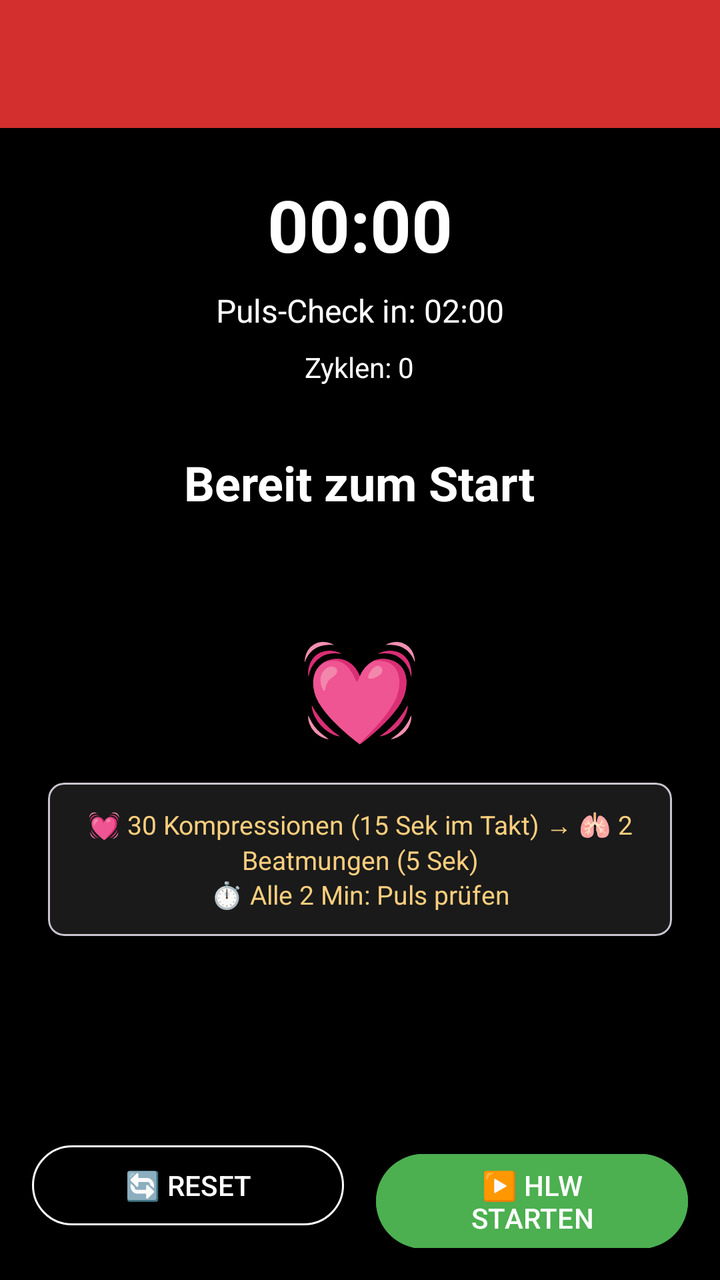
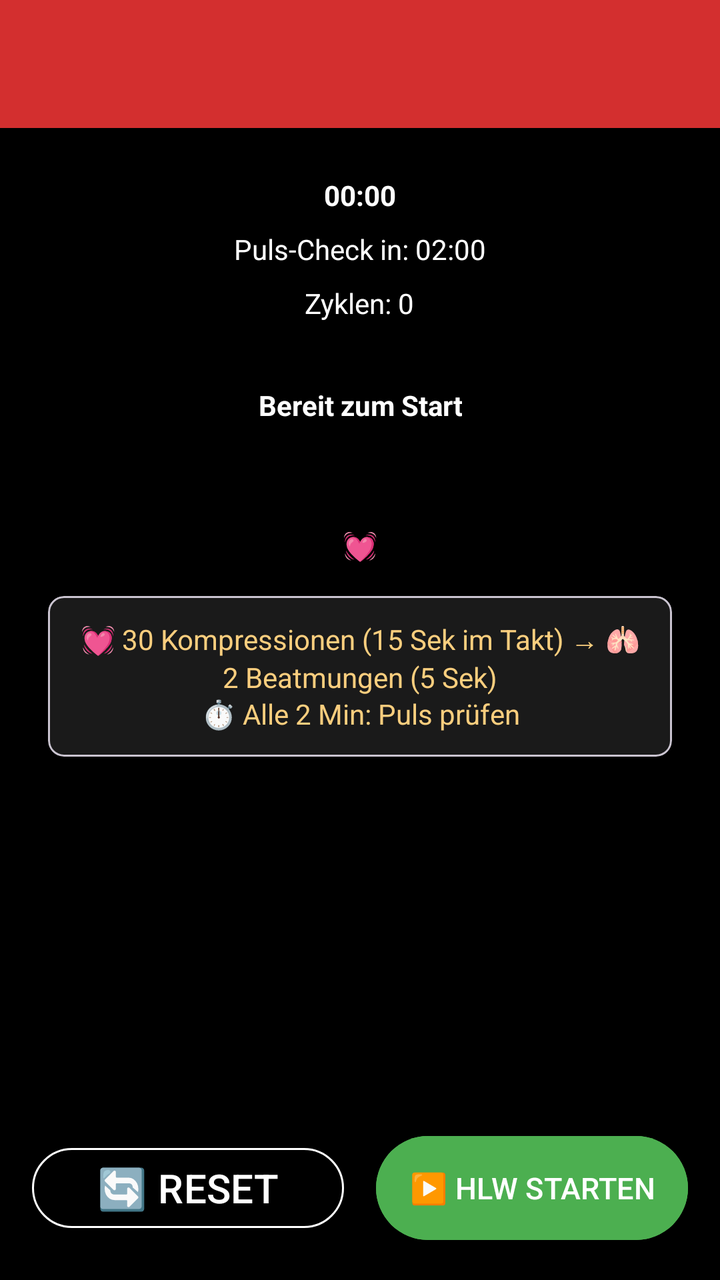

The first picture is an Android layout as it rendered before a commit; the second is the same layout after the commit. The layout source and the unified diff follow.
<!-- AndroidManifest.xml: application theme Theme.HundeWildnis -->
<!-- res/layout/activity_hlw_timer.xml -->
<?xml version="1.0" encoding="utf-8"?>
<androidx.coordinatorlayout.widget.CoordinatorLayout
    xmlns:android="http://schemas.android.com/apk/res/android"
    xmlns:app="http://schemas.android.com/apk/res-auto"
    android:layout_width="match_parent"
    android:layout_height="match_parent"
    android:background="#000000">

    <com.google.android.material.appbar.AppBarLayout
        android:layout_width="match_parent"
        android:layout_height="wrap_content"
        android:fitsSystemWindows="true">

        <com.google.android.material.appbar.MaterialToolbar
            android:id="@+id/toolbar"
            android:layout_width="match_parent"
            android:layout_height="?attr/actionBarSize"
            android:background="#d32f2f"
            app:titleTextColor="@android:color/white" />

    </com.google.android.material.appbar.AppBarLayout>

    <androidx.core.widget.NestedScrollView
        android:layout_width="match_parent"
        android:layout_height="match_parent"
        app:layout_behavior="@string/appbar_scrolling_view_behavior"
        android:paddingBottom="80dp"
        android:clipToPadding="false">

        <LinearLayout
            android:layout_width="match_parent"
            android:layout_height="wrap_content"
            android:orientation="vertical"
            android:gravity="center"
            android:padding="24dp">

            
            <TextView
                android:id="@+id/tvElapsedTime"
                android:layout_width="wrap_content"
                android:layout_height="wrap_content"
                android:text="00:00"
                android:textSize="36sp"
                android:textStyle="bold"
                android:textColor="#FFFFFF" />

            
            <TextView
                android:id="@+id/tvNextPulseCheck"
                android:layout_width="wrap_content"
                android:layout_height="wrap_content"
                android:layout_marginTop="8dp"
                android:text="Puls-Check in: 02:00"
                android:textSize="16sp"
                android:textColor="#FFFFFF" />

            
            <TextView
                android:id="@+id/tvCycleCount"
                android:layout_width="wrap_content"
                android:layout_height="wrap_content"
                android:layout_marginTop="8dp"
                android:text="Zyklen: 0"
                android:textSize="14sp"
                android:textColor="#FFFFFF" />

            
            <TextView
                android:id="@+id/tvInstructions"
                android:layout_width="wrap_content"
                android:layout_height="wrap_content"
                android:layout_marginTop="32dp"
                android:text="Bereit zum Start"
                android:textSize="24sp"
                android:textStyle="bold"
                android:textColor="#FFFFFF"
                android:gravity="center" />

            <TextView
                android:id="@+id/tvPhase"
                android:layout_width="wrap_content"
                android:layout_height="wrap_content"
                android:layout_marginTop="8dp"
                android:text=""
                android:textSize="16sp"
                android:textColor="#FFFFFF"
                android:gravity="center" />

            
            <TextView
                android:id="@+id/tvHeartBeat"
                android:layout_width="wrap_content"
                android:layout_height="wrap_content"
                android:layout_marginTop="24dp"
                android:text="💓"
                android:textSize="48sp" />

            
            <com.google.android.material.card.MaterialCardView
                android:id="@+id/cardCompressionPhase"
                android:layout_width="match_parent"
                android:layout_height="wrap_content"
                android:layout_marginTop="32dp"
                android:visibility="gone"
                app:cardBackgroundColor="#1a1a1a"
                app:cardElevation="4dp"
                app:cardCornerRadius="12dp">

                <LinearLayout
                    android:layout_width="match_parent"
                    android:layout_height="wrap_content"
                    android:orientation="vertical"
                    android:padding="20dp">

                    <TextView
                        android:id="@+id/tvPhaseTime"
                        android:layout_width="match_parent"
                        android:layout_height="wrap_content"
                        android:text="15 Sek"
                        android:textSize="32sp"
                        android:textStyle="bold"
                        android:textColor="#FFFFFF"
                        android:gravity="center" />

                    <TextView
                        android:id="@+id/tvCompressionCount"
                        android:layout_width="match_parent"
                        android:layout_height="wrap_content"
                        android:layout_marginTop="8dp"
                        android:text="0 / 30"
                        android:textSize="24sp"
                        android:textColor="#FFFFFF"
                        android:gravity="center" />

                    <ProgressBar
                        android:id="@+id/progressPhase"
                        style="@android:style/Widget.ProgressBar.Horizontal"
                        android:layout_width="match_parent"
                        android:layout_height="20dp"
                        android:layout_marginTop="12dp"
                        android:max="30"
                        android:progress="0"
                        android:progressTint="#4CAF50" />

                    <TextView
                        android:layout_width="match_parent"
                        android:layout_height="wrap_content"
                        android:layout_marginTop="12dp"
                        android:text="Folge dem Metronom-Takt!\n2 pro Sekunde"
                        android:textSize="14sp"
                        android:textColor="#AAAAAA"
                        android:gravity="center" />

                </LinearLayout>

            </com.google.android.material.card.MaterialCardView>

            
            <com.google.android.material.card.MaterialCardView
                android:id="@+id/cardVentilationPhase"
                android:layout_width="match_parent"
                android:layout_height="wrap_content"
                android:layout_marginTop="32dp"
                android:visibility="gone"
                app:cardBackgroundColor="#f57c00"
                app:cardElevation="8dp"
                app:cardCornerRadius="12dp">

                <LinearLayout
                    android:layout_width="match_parent"
                    android:layout_height="wrap_content"
                    android:orientation="vertical"
                    android:padding="24dp">

                    <TextView
                        android:id="@+id/tvVentilationTime"
                        android:layout_width="match_parent"
                        android:layout_height="wrap_content"
                        android:text="5 Sek"
                        android:textSize="32sp"
                        android:textStyle="bold"
                        android:textColor="#FFFFFF"
                        android:gravity="center" />

                    <TextView
                        android:layout_width="match_parent"
                        android:layout_height="wrap_content"
                        android:layout_marginTop="12dp"
                        android:text="🫁 JETZT BEATMEN!\n\n2x über die Nase\nMaul geschlossen halten"
                        android:textSize="18sp"
                        android:textStyle="bold"
                        android:textColor="#FFFFFF"
                        android:gravity="center" />

                </LinearLayout>

            </com.google.android.material.card.MaterialCardView>

            
            <com.google.android.material.card.MaterialCardView
                android:id="@+id/cardPulseCheck"
                android:layout_width="match_parent"
                android:layout_height="wrap_content"
                android:layout_marginTop="32dp"
                android:visibility="gone"
                app:cardBackgroundColor="#2196F3"
                app:cardElevation="8dp"
                app:cardCornerRadius="12dp">

                <TextView
                    android:layout_width="match_parent"
                    android:layout_height="wrap_content"
                    android:padding="24dp"
                    android:text="⏱️ PULS PRÜFEN!\n\nOberschenkelinnenseite\n15 Sekunden fühlen"
                    android:textSize="20sp"
                    android:textStyle="bold"
                    android:textColor="#FFFFFF"
                    android:gravity="center" />

            </com.google.android.material.card.MaterialCardView>

            
            <com.google.android.material.card.MaterialCardView
                android:layout_width="match_parent"
                android:layout_height="wrap_content"
                android:layout_marginTop="16dp"
                app:cardBackgroundColor="#1a1a1a"
                app:cardElevation="2dp"
                app:cardCornerRadius="8dp">

                <TextView
                    android:layout_width="match_parent"
                    android:layout_height="wrap_content"
                    android:padding="12dp"
                    android:text="💓 30 Kompressionen (15 Sek im Takt) → 🫁 2 Beatmungen (5 Sek)\n⏱️ Alle 2 Min: Puls prüfen"
                    android:textSize="13sp"
                    android:textColor="#FACE7E"
                    android:gravity="center"
                    android:lineSpacingExtra="2dp" />

            </com.google.android.material.card.MaterialCardView>

        </LinearLayout>

    </androidx.core.widget.NestedScrollView>

    
    <LinearLayout
        android:layout_width="match_parent"
        android:layout_height="wrap_content"
        android:layout_gravity="bottom"
        android:orientation="horizontal"
        android:padding="16dp"
        android:background="#000000">

        <com.google.android.material.button.MaterialButton
            android:id="@+id/btnReset"
            style="@style/Widget.Material3.Button.OutlinedButton"
            android:layout_width="0dp"
            android:layout_height="wrap_content"
            android:layout_weight="1"
            android:layout_marginEnd="8dp"
            android:text="🔄 RESET"
            android:textColor="#FFFFFF"
            app:strokeColor="#FFFFFF" />

        <com.google.android.material.button.MaterialButton
            android:id="@+id/btnStart"
            android:layout_width="0dp"
            android:layout_height="wrap_content"
            android:layout_weight="1"
            android:layout_marginStart="8dp"
            android:text="▶️ HLW STARTEN"
            android:backgroundTint="#4CAF50" />

    </LinearLayout>

</androidx.coordinatorlayout.widget.CoordinatorLayout>
<!-- resources referenced by this layout -->
<resources>
  <style name="Base.Theme.HundeWildnis" parent="Theme.Material3.Light.NoActionBar">
          <item name="colorPrimary">#2d5016</item>
          <item name="colorPrimaryVariant">#1a3009</item>
          <item name="colorOnPrimary">#FFFFFF</item>
          <item name="colorSecondary">#6b8e4e</item>
          <item name="colorSecondaryVariant">#4a6135</item>
          <item name="colorOnSecondary">#000000</item>
          <item name="android:statusBarColor">?attr/colorPrimaryVariant</item>
  
          <item name="android:navigationBarColor">@android:color/transparent</item>
          <item name="android:windowLightStatusBar">true</item>
          <item name="android:windowLightNavigationBar">true</item>
          <item name="android:enforceNavigationBarContrast" tools:targetApi="q">false</item>
          <item name="android:enforceStatusBarContrast" tools:targetApi="q">false</item>
  
          
          <item name="colorAccent">#2d5016</item>
          <item name="android:textColorPrimary">#000000</item>
  
          
          <item name="materialAlertDialogTheme">@style/AlertDialogTheme</item>
  
          
          <item name="actionMenuTextColor">#FFFFFF</item>
  
          
          <item name="android:windowBackground">#FFFFFF</item>
          <item name="android:colorBackground">#FFFFFF</item>
      </style>
  <style name="AlertDialogTheme" parent="ThemeOverlay.Material3.MaterialAlertDialog">
          
          <item name="colorSurface">#FFFFFF</item>
  
          
          <item name="colorOnSurface">#000000</item>
          <item name="android:textColorPrimary">#000000</item>
  
          
          <item name="buttonBarPositiveButtonStyle">@style/DialogButtonStyle.Light</item>
          <item name="buttonBarNegativeButtonStyle">@style/DialogButtonStyle.Light</item>
          <item name="buttonBarNeutralButtonStyle">@style/DialogButtonStyle.Light</item>
      </style>
  <style name="DialogButtonStyle.Light" parent="Widget.Material3.Button.TextButton.Dialog">
          
          <item name="android:textColor">#2d5016</item>
  
          
          <item name="backgroundTint">@android:color/transparent</item>
  
          
          <item name="rippleColor">#332d5016</item>
      </style>
  <!-- unchanged entries left out for length: 1 -->
</resources>

<!-- the commit's change to res/layout/activity_hlw_timer.xml (unified diff, before → after) -->
@@ -6,10 +6,10 @@
     android:layout_height="match_parent"
     android:background="#000000">
 
-    <com.google.android.material.appbar.AppBarLayout
+    <com.google.android.material.appbar.AppBarLayout android:id="@+id/appbar"
         android:layout_width="match_parent"
         android:layout_height="wrap_content"
-        android:fitsSystemWindows="true">
+        android:fitsSystemWindows="false">
 
         <com.google.android.material.appbar.MaterialToolbar
             android:id="@+id/toolbar"
@@ -40,7 +40,7 @@
                 android:layout_width="wrap_content"
                 android:layout_height="wrap_content"
                 android:text="00:00"
-                android:textSize="36sp"
+                android:textSize="@dimen/text_body_medium"
                 android:textStyle="bold"
                 android:textColor="#FFFFFF" />
 
@@ -51,7 +51,7 @@
                 android:layout_height="wrap_content"
                 android:layout_marginTop="8dp"
                 android:text="Puls-Check in: 02:00"
-                android:textSize="16sp"
+                android:textSize="@dimen/text_body_medium"
                 android:textColor="#FFFFFF" />
 
             
@@ -61,7 +61,7 @@
                 android:layout_height="wrap_content"
                 android:layout_marginTop="8dp"
                 android:text="Zyklen: 0"
-                android:textSize="14sp"
+                android:textSize="@dimen/text_body_medium"
                 android:textColor="#FFFFFF" />
 
             
@@ -71,7 +71,7 @@
                 android:layout_height="wrap_content"
                 android:layout_marginTop="32dp"
                 android:text="Bereit zum Start"
-                android:textSize="24sp"
+                android:textSize="@dimen/text_body_medium"
                 android:textStyle="bold"
                 android:textColor="#FFFFFF"
                 android:gravity="center" />
@@ -82,7 +82,7 @@
                 android:layout_height="wrap_content"
                 android:layout_marginTop="8dp"
                 android:text=""
-                android:textSize="16sp"
+                android:textSize="@dimen/text_body_medium"
                 android:textColor="#FFFFFF"
                 android:gravity="center" />
 
@@ -93,7 +93,7 @@
                 android:layout_height="wrap_content"
                 android:layout_marginTop="24dp"
                 android:text="💓"
-                android:textSize="48sp" />
+                android:textSize="@dimen/text_body_medium" />
 
             
             <com.google.android.material.card.MaterialCardView
@@ -117,7 +117,7 @@
                         android:layout_width="match_parent"
                         android:layout_height="wrap_content"
                         android:text="15 Sek"
-                        android:textSize="32sp"
+                        android:textSize="@dimen/text_body_medium"
                         android:textStyle="bold"
                         android:textColor="#FFFFFF"
                         android:gravity="center" />
@@ -128,7 +128,7 @@
                         android:layout_height="wrap_content"
                         android:layout_marginTop="8dp"
                         android:text="0 / 30"
-                        android:textSize="24sp"
+                        android:textSize="@dimen/text_body_medium"
                         android:textColor="#FFFFFF"
                         android:gravity="center" />
 
@@ -136,7 +136,7 @@
                         android:id="@+id/progressPhase"
                         style="@android:style/Widget.ProgressBar.Horizontal"
                         android:layout_width="match_parent"
-                        android:layout_height="20dp"
+                        android:layout_height="wrap_content"
                         android:layout_marginTop="12dp"
                         android:max="30"
                         android:progress="0"
@@ -147,7 +147,7 @@
                         android:layout_height="wrap_content"
                         android:layout_marginTop="12dp"
                         android:text="Folge dem Metronom-Takt!\n2 pro Sekunde"
-                        android:textSize="14sp"
+                        android:textSize="@dimen/text_body_medium"
                         android:textColor="#AAAAAA"
                         android:gravity="center" />
 
@@ -177,7 +177,7 @@
                         android:layout_width="match_parent"
                         android:layout_height="wrap_content"
                         android:text="5 Sek"
-                        android:textSize="32sp"
+                        android:textSize="@dimen/text_body_medium"
                         android:textStyle="bold"
                         android:textColor="#FFFFFF"
                         android:gravity="center" />
@@ -187,7 +187,7 @@
                         android:layout_height="wrap_content"
                         android:layout_marginTop="12dp"
                         android:text="🫁 JETZT BEATMEN!\n\n2x über die Nase\nMaul geschlossen halten"
-                        android:textSize="18sp"
+                        android:textSize="@dimen/text_body_medium"
                         android:textStyle="bold"
                         android:textColor="#FFFFFF"
                         android:gravity="center" />
@@ -212,7 +212,7 @@
                     android:layout_height="wrap_content"
                     android:padding="24dp"
                     android:text="⏱️ PULS PRÜFEN!\n\nOberschenkelinnenseite\n15 Sekunden fühlen"
-                    android:textSize="20sp"
+                    android:textSize="@dimen/text_body_medium"
                     android:textStyle="bold"
                     android:textColor="#FFFFFF"
                     android:gravity="center" />
@@ -233,7 +233,7 @@
                     android:layout_height="wrap_content"
                     android:padding="12dp"
                     android:text="💓 30 Kompressionen (15 Sek im Takt) → 🫁 2 Beatmungen (5 Sek)\n⏱️ Alle 2 Min: Puls prüfen"
-                    android:textSize="13sp"
+                    android:textSize="@dimen/text_body_medium"
                     android:textColor="#FACE7E"
                     android:gravity="center"
                     android:lineSpacingExtra="2dp" />
<!-- resource entries referenced after the edit -->
@@ -1,17 +1,21 @@
 <!-- resources referenced by this layout -->
 <resources>
+  <dimen name="text_body_medium">14sp</dimen>
   <style name="Base.Theme.HundeWildnis" parent="Theme.Material3.Light.NoActionBar">
+          
+          <item name="materialButtonStyle">@style/Widget.App.Button</item>
+  
           <item name="colorPrimary">#2d5016</item>
           <item name="colorPrimaryVariant">#1a3009</item>
           <item name="colorOnPrimary">#FFFFFF</item>
           <item name="colorSecondary">#6b8e4e</item>
           <item name="colorSecondaryVariant">#4a6135</item>
           <item name="colorOnSecondary">#000000</item>
-          <item name="android:statusBarColor">?attr/colorPrimaryVariant</item>
-  
+          <item name="android:statusBarColor">@android:color/transparent</item>
           <item name="android:navigationBarColor">@android:color/transparent</item>
+          <item name="android:windowDrawsSystemBarBackgrounds">true</item>
           <item name="android:windowLightStatusBar">true</item>
-          <item name="android:windowLightNavigationBar">true</item>
+          <item name="android:windowLightNavigationBar" tools:targetApi="27">true</item>
           <item name="android:enforceNavigationBarContrast" tools:targetApi="q">false</item>
           <item name="android:enforceStatusBarContrast" tools:targetApi="q">false</item>
   
@@ -21,13 +25,26 @@
   
           
           <item name="materialAlertDialogTheme">@style/AlertDialogTheme</item>
+          <item name="alertDialogTheme">@style/AlertDialogTheme</item>
   
           
           <item name="actionMenuTextColor">#FFFFFF</item>
+          <item name="actionOverflowButtonStyle">@style/Widget.App.Overflow</item>
   
           
           <item name="android:windowBackground">#FFFFFF</item>
           <item name="android:colorBackground">#FFFFFF</item>
+      </style>
+  <style name="Widget.App.Button" parent="Widget.Material3.Button">
+          <item name="autoSizeTextType">uniform</item>
+          <item name="autoSizeMinTextSize">12sp</item>
+          <item name="autoSizeMaxTextSize">@dimen/text_button_large</item>
+          <item name="autoSizeStepGranularity">1sp</item>
+          <item name="android:maxLines">2</item>
+          <item name="android:ellipsize">end</item>
+          <item name="android:paddingStart">16dp</item>
+          <item name="android:paddingEnd">16dp</item>
+          <item name="android:minHeight">60dp</item>
       </style>
   <style name="AlertDialogTheme" parent="ThemeOverlay.Material3.MaterialAlertDialog">
           
@@ -41,10 +58,39 @@
           <item name="buttonBarPositiveButtonStyle">@style/DialogButtonStyle.Light</item>
           <item name="buttonBarNegativeButtonStyle">@style/DialogButtonStyle.Light</item>
           <item name="buttonBarNeutralButtonStyle">@style/DialogButtonStyle.Light</item>
+  
+          
+          <item name="buttonBarStyle">@style/Widget.App.ButtonBar</item>
+  
+          
+          <item name="android:buttonStyle">@style/DialogButtonStyle.Light</item>
       </style>
+  <style name="Widget.App.Overflow" parent="Widget.AppCompat.ActionButton.Overflow">
+          <item name="android:src">@drawable/ic_menu_hamburger</item>
+      </style>
+  <dimen name="text_button_large">20sp</dimen>
   <style name="DialogButtonStyle.Light" parent="Widget.Material3.Button.TextButton.Dialog">
           
           <item name="android:textColor">#2d5016</item>
+  
+          
+          <item name="android:textSize">13sp</item>
+          <item name="android:textAllCaps">false</item>
+          <item name="android:maxLines">2</item>
+          <item name="android:singleLine">false</item>
+          <item name="android:ellipsize">none</item>
+          <item name="autoSizeTextType">uniform</item>
+          <item name="autoSizeMinTextSize">10sp</item>
+          <item name="autoSizeMaxTextSize">16sp</item>
+  
+          
+          <item name="android:paddingStart">2dp</item>
+          <item name="android:paddingEnd">2dp</item>
+          <item name="android:minWidth">0dp</item>
+          <item name="android:insetLeft">0dp</item>
+          <item name="android:insetRight">0dp</item>
+          <item name="android:insetTop">0dp</item>
+          <item name="android:insetBottom">0dp</item>
   
           
           <item name="backgroundTint">@android:color/transparent</item>
@@ -52,6 +98,19 @@
           
           <item name="rippleColor">#332d5016</item>
       </style>
+  <style name="Widget.App.ButtonBar" parent="Widget.AppCompat.ButtonBar.AlertDialog">
+          <item name="android:padding">0dp</item>
+      </style>
+  <!-- drawable ic_menu_hamburger (drawable) -->
+  <vector xmlns:android="http://schemas.android.com/apk/res/android"
+      android:width="24dp"
+      android:height="24dp"
+      android:viewportWidth="24"
+      android:viewportHeight="24">
+      <path
+          android:fillColor="#FFFFFF"
+          android:pathData="M3,18h18v-2H3V18z M3,13h18v-2H3V13z M3,6v2h18V6H3z" />
+  </vector>
   <!-- unchanged entries left out for length: 1 -->
 </resources>
 
